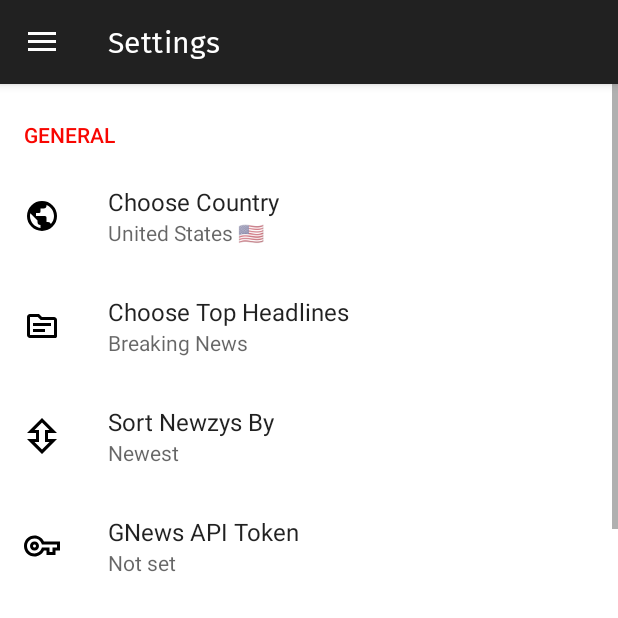
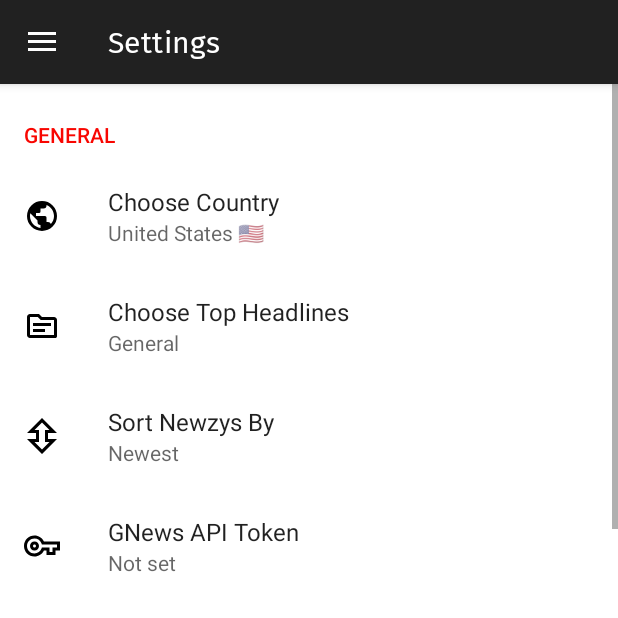
Before and after one commit to josephamcdonald/Newzy, an Android app: the screen it shows after launch (MainActivity), in the side drawer, after a tap on "Settings", on a phone screen of 412 x 824 dp, the top half of it. Run offline under Robolectric (Android 15) with nearby library versions, the phone set to English and light mode, and no system bars; our stand-ins replace androidx.preference.

Commit message:
Refactor Breaking News to General.

```diff
--- a/newzy/src/main/java/com/josephamcdonald/android/newzy/MainActivity.java
+++ b/newzy/src/main/java/com/josephamcdonald/android/newzy/MainActivity.java
@@ -213,7 +213,7 @@ public class MainActivity extends AppCompatActivity implements NavigationView.On
             newzysTopicIcon = ContextCompat.getDrawable(this, R.drawable.ic_health);
 
         } else {
-            newzysTitle = getString(R.string.top) + getString(R.string.space) + getString(R.string.settings_breaking_news_label);
+            newzysTitle = getString(R.string.top) + getString(R.string.space) + getString(R.string.settings_general_label) + getString(R.string.space) + getString(R.string.news);
             newzysTopicIcon = ContextCompat.getDrawable(this, R.drawable.ic_breaking);
         }
 
@@ -312,7 +312,7 @@ public class MainActivity extends AppCompatActivity implements NavigationView.On
             } else if (newzysTopic.equals(getString(R.string.settings_health_value))) {
                 newzysTitle = getString(R.string.top) + getString(R.string.space) + getString(R.string.settings_health_label) + getString(R.string.space) + getString(R.string.news);
             } else {
-                newzysTitle = getString(R.string.top) + getString(R.string.space) + getString(R.string.settings_breaking_news_label);
+                newzysTitle = getString(R.string.top) + getString(R.string.space) + getString(R.string.settings_general_label) + getString(R.string.space) + getString(R.string.news);
             }
 
         } else if (item.getItemId() == R.id.newzys_one) {
--- a/newzy/src/main/java/com/josephamcdonald/android/newzy/SettingsFragment.java
+++ b/newzy/src/main/java/com/josephamcdonald/android/newzy/SettingsFragment.java
@@ -298,7 +298,7 @@ public class SettingsFragment extends PreferenceFragmentCompat implements Prefer
                 MainActivity.topicItem.setTitle(getString(R.string.top) + getString(R.string.space) + getString(R.string.settings_health_label) + getString(R.string.space) + getString(R.string.news));
                 MainActivity.topicItem.setIcon(R.drawable.ic_health);
             } else {
-                MainActivity.topicItem.setTitle(getString(R.string.top) + getString(R.string.space) + getString(R.string.settings_breaking_news_label));
+                MainActivity.topicItem.setTitle(getString(R.string.top) + getString(R.string.space) + getString(R.string.settings_general_label) + getString(R.string.space) + getString(R.string.news));
                 MainActivity.topicItem.setIcon(R.drawable.ic_breaking);
             }
         }
--- a/newzy/src/main/res/values/arrays.xml
+++ b/newzy/src/main/res/values/arrays.xml
@@ -17,7 +17,7 @@
     </string-array>
 
     <string-array name="settings_top_headlines_labels">
-        <item>@string/settings_breaking_news_label</item>
+        <item>@string/settings_general_label</item>
         <item>@string/settings_world_label</item>
         <item>@string/settings_nation_label</item>
         <item>@string/settings_business_label</item>
@@ -29,7 +29,7 @@
     </string-array>
 
     <string-array name="settings_top_headlines_values">
-        <item>@string/settings_breaking_news_value</item>
+        <item>@string/settings_general_value</item>
         <item>@string/settings_world_value</item>
         <item>@string/settings_nation_value</item>
         <item>@string/settings_business_value</item>
--- a/newzy/src/main/res/values/strings.xml
+++ b/newzy/src/main/res/values/strings.xml
@@ -112,7 +112,7 @@
     <!-- Strings For Topic Preference [CHAR LIMIT=30] -->
     <string name="settings_top_headlines_label">@string/choose_top_headlines</string>
     <string name="settings_top_headlines_key" translatable="false">@string/topic</string>
-    <string name="settings_top_headlines_default" translatable="false">@string/settings_breaking_news_value</string>
+    <string name="settings_top_headlines_default" translatable="false">@string/settings_general_value</string>
 
     <!-- Strings for Country labels -->
     <string name="settings_au_label">Australia 🇦🇺</string>
@@ -177,7 +177,7 @@
     <string name="settings_us_value">us</string>
 
     <!-- Strings for Top Headlines labels -->
-    <string name="settings_breaking_news_label">Breaking News</string>
+    <string name="settings_general_label">General</string>
     <string name="settings_world_label">World</string>
     <string name="settings_nation_label">National</string>
     <string name="settings_business_label">Business</string>
@@ -188,7 +188,7 @@
     <string name="settings_health_label">Health</string>
 
     <!-- Strings for Top Headlines values -->
-    <string name="settings_breaking_news_value">breaking-news</string>
+    <string name="settings_general_value">general</string>
     <string name="settings_world_value">world</string>
     <string name="settings_nation_value">nation</string>
     <string name="settings_business_value">business</string>
```
